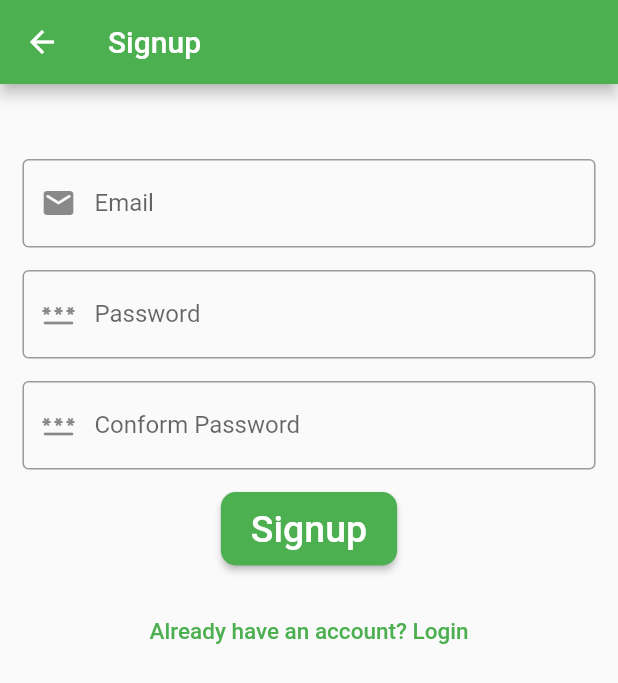
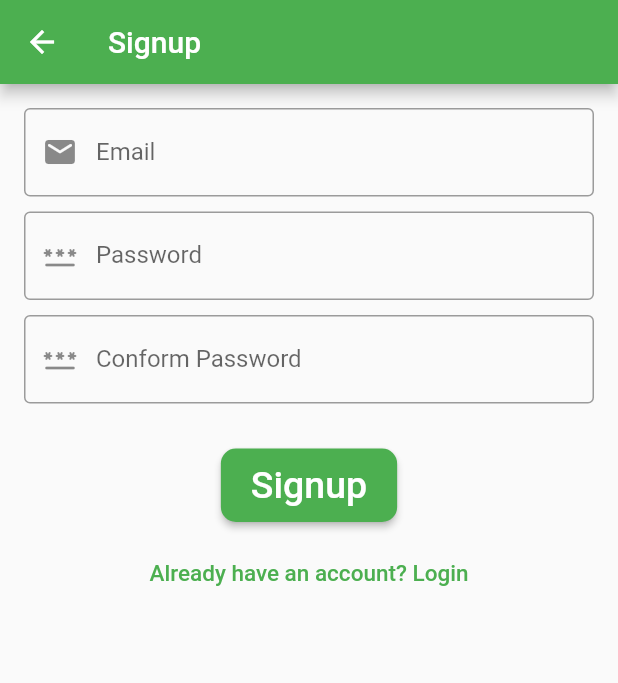
Before and after one commit to rugvedkoshiya/Hackathon-Scanner, a Flutter app: the screen it shows after launch, after a tap on "Login", after a tap on "New User? Create Account", on a phone screen of 412 x 824 dp. Shown: the top 683 px of the screen. Run offline on Flutter 3.47's test engine with Material 2 defaults, Android fonts, the phone set to English and light mode, and no system bars; our stand-ins replace another_flushbar, cloud_firestore, firebase_auth, firebase_core, firebase_storage, fluttertoast and 2 more; missing offline and left inert: barcode_scan2, flutter_vibrate, soundpool; accounts and stored records are empty; project files that could hold a hidden picture were left out.

Commit message:
fixed: code

```diff
--- a/lib/main.dart
+++ b/lib/main.dart
@@ -29,7 +29,7 @@ class App extends StatelessWidget {
     return MaterialApp(
       title: StaticString.appName,
       theme: ThemeData(
-        primarySwatch: Colors.blue,
+        primarySwatch: Colors.green,
       ),
       debugShowCheckedModeBanner: false,
       home: isLogin ? const HomeScreen() : const LoginScreen(),
--- a/lib/screen/login_screen.dart
+++ b/lib/screen/login_screen.dart
@@ -28,13 +28,12 @@ class _LoginScreenState extends State<LoginScreen> {
         title: const Text("QR Scanner Login"),
       ),
       body: SingleChildScrollView(
+        padding: const EdgeInsets.all(16),
         child: Form(
           key: _formkey,
           child: Column(
             children: <Widget>[
-              Padding(
-                padding: const EdgeInsets.only(top: 50, left: 15, right: 15),
-                child: TextFormField(
+              TextFormField(
                 validator: (value) {
                   if (value!.isEmpty) {
                     return "Enter Email";
@@ -61,14 +60,8 @@ class _LoginScreenState extends State<LoginScreen> {
                   });
                 },
               ),
-              ),
-              Padding(
-                padding: const EdgeInsets.only(
-                  left: 15.0,
-                  right: 15.0,
-                  top: 15,
-                ),
-                child: TextFormField(
+              const SizedBox(height: 10),
+              TextFormField(
                 validator: (value) {
                   if (value!.isEmpty) {
                     return "* Required";
@@ -93,7 +86,10 @@ class _LoginScreenState extends State<LoginScreen> {
                   });
                 },
               ),
-              ),
+              const SizedBox(height: 10),
+              Row(
+                mainAxisAlignment: MainAxisAlignment.end,
+                children: [
                   TextButton(
                     onPressed: () {
                       Navigator.push(
@@ -108,6 +104,9 @@ class _LoginScreenState extends State<LoginScreen> {
                       style: TextStyle(color: Colors.green, fontSize: 15),
                     ),
                   ),
+                ],
+              ),
+              const SizedBox(height: 30),
               ElevatedButton(
                 style: ElevatedButton.styleFrom(
                   backgroundColor: Colors.green,
@@ -117,7 +116,33 @@ class _LoginScreenState extends State<LoginScreen> {
                   padding:
                       const EdgeInsets.symmetric(horizontal: 20, vertical: 10),
                 ),
-                onPressed: () async {
+                onPressed: submitFunc,
+                child: const Text(
+                  'Login',
+                  style: TextStyle(color: Colors.white, fontSize: 25),
+                ),
+              ),
+              const SizedBox(height: 10),
+              TextButton(
+                onPressed: () => Navigator.push(
+                  context,
+                  MaterialPageRoute(
+                    builder: (context) => const SignupScreen(),
+                  ),
+                ),
+                child: const Text(
+                  'New User? Create Account',
+                  style: TextStyle(color: Colors.green, fontSize: 15),
+                ),
+              ),
+            ],
+          ),
+        ),
+      ),
+    );
+  }
+
+  Future<void> submitFunc() async {
     if (_formkey.currentState!.validate()) {
       try {
         await firebaseAuth.signInWithEmailAndPassword(
@@ -162,80 +187,42 @@ class _LoginScreenState extends State<LoginScreen> {
           );
         }
       } on FirebaseAuthException catch (e) {
+        const Widget icon = Icon(
+          Icons.error,
+          size: 28.0,
+          color: Colors.red,
+        );
+        const Duration duration = Duration(seconds: 3);
         if (e.code == 'user-not-found') {
           Flushbar(
             title: "User Not Found !",
             message: "Email is not registerd! Signup now",
-                          icon: const Icon(
-                            Icons.error,
-                            size: 28.0,
-                            color: Colors.red,
-                          ),
-                          duration: const Duration(seconds: 3),
+            icon: icon,
+            duration: duration,
           ).show(context);
         } else if (e.code == 'wrong-password') {
           Flushbar(
             title: "Wrong Password !",
             message: "Forgot password for recovery",
-                          icon: const Icon(
-                            Icons.error,
-                            size: 28.0,
-                            color: Colors.red,
-                          ),
-                          duration: const Duration(seconds: 3),
+            icon: icon,
+            duration: duration,
           ).show(context);
         } else if (e.code == 'too-many-requests') {
           Flushbar(
             title: "Too Many Requests !",
             message: "Try after some time",
-                          icon: const Icon(
-                            Icons.error,
-                            size: 28.0,
-                            color: Colors.red,
-                          ),
-                          duration: const Duration(seconds: 3),
+            icon: icon,
+            duration: duration,
           ).show(context);
         } else {
           Flushbar(
             title: "Internal Error !",
             message: "Try after some time",
-                          icon: const Icon(
-                            Icons.error,
-                            size: 28.0,
-                            color: Colors.red,
-                          ),
-                          duration: const Duration(seconds: 3),
+            icon: icon,
+            duration: duration,
           ).show(context);
         }
       }
-                  } else {}
-                },
-                child: const Text(
-                  'Login',
-                  style: TextStyle(color: Colors.white, fontSize: 25),
-                ),
-              ),
-              Padding(
-                padding: const EdgeInsets.only(top: 20.0),
-                child: TextButton(
-                  onPressed: () {
-                    Navigator.push(
-                      context,
-                      MaterialPageRoute(
-                        builder: (context) => const SignupScreen(),
-                      ),
-                    );
-                  },
-                  child: const Text(
-                    'New User? Create Account',
-                    style: TextStyle(color: Colors.green, fontSize: 15),
-                  ),
-                ),
-              ),
-            ],
-          ),
-        ),
-      ),
-    );
     }
   }
+}
--- a/lib/screen/profile_screen.dart
+++ b/lib/screen/profile_screen.dart
@@ -63,7 +63,7 @@ class _ProfileScreenState extends State<ProfileScreen> {
   Widget build(BuildContext context) {
     return Scaffold(
       appBar: AppBar(
-        backgroundColor: Colors.green,
+        backgroundColor:  Theme.of(context).colorScheme.primary,
         title: const Text("Profile"),
       ),
       body: Container(
--- a/lib/screen/signup_screen.dart
+++ b/lib/screen/signup_screen.dart
@@ -26,13 +26,12 @@ class _SignupScreenState extends State<SignupScreen> {
         title: const Text("Signup"),
       ),
       body: SingleChildScrollView(
+        padding: const EdgeInsets.all(16),
         child: Form(
           key: _formkey,
           child: Column(
             children: <Widget>[
-              Padding(
-                padding: const EdgeInsets.only(top: 50, left: 15, right: 15),
-                child: TextFormField(
+              TextFormField(
                 // autovalidate: true,
                 validator: (value) {
                   if (value!.isEmpty) {
@@ -60,14 +59,8 @@ class _SignupScreenState extends State<SignupScreen> {
                   });
                 },
               ),
-              ),
-              Padding(
-                padding: const EdgeInsets.only(
-                  left: 15.0,
-                  right: 15.0,
-                  top: 15,
-                ),
-                child: TextFormField(
+              const SizedBox(height: 10),
+              TextFormField(
                 validator: (value) {
                   if (value!.isEmpty) {
                     return "* Required";
@@ -92,15 +85,8 @@ class _SignupScreenState extends State<SignupScreen> {
                   });
                 },
               ),
-              ),
-              Padding(
-                padding: const EdgeInsets.only(
-                  left: 15.0,
-                  right: 15.0,
-                  top: 15,
-                  bottom: 15,
-                ),
-                child: TextFormField(
+              const SizedBox(height: 10),
+              TextFormField(
                 validator: (value) {
                   if (value != _password) {
                     return "Password does not match";
@@ -115,7 +101,7 @@ class _SignupScreenState extends State<SignupScreen> {
                   hintText: 'Enter password again',
                 ),
               ),
-              ),
+              const SizedBox(height: 30),
               ElevatedButton(
                 style: ElevatedButton.styleFrom(
                   backgroundColor: Colors.green,
@@ -125,7 +111,30 @@ class _SignupScreenState extends State<SignupScreen> {
                   padding:
                       const EdgeInsets.symmetric(horizontal: 20, vertical: 10),
                 ),
-                onPressed: () async {
+                onPressed: submitFunc,
+                child: const Text(
+                  'Signup',
+                  style: TextStyle(color: Colors.white, fontSize: 25),
+                ),
+              ),
+              const SizedBox(height: 10),
+              TextButton(
+                onPressed: () {
+                  Navigator.of(context).pop();
+                },
+                child: const Text(
+                  'Already have an account? Login',
+                  style: TextStyle(color: Colors.green, fontSize: 15),
+                ),
+              ),
+            ],
+          ),
+        ),
+      ),
+    );
+  }
+
+  Future<void> submitFunc() async {
     if (_formkey.currentState!.validate()) {
       try {
         final UserCredential userCredential =
@@ -183,28 +192,5 @@ class _SignupScreenState extends State<SignupScreen> {
         }
       } catch (e) {}
     }
-                },
-                child: const Text(
-                  'Signup',
-                  style: TextStyle(color: Colors.white, fontSize: 25),
-                ),
-              ),
-              Padding(
-                padding: const EdgeInsets.only(top: 20),
-                child: TextButton(
-                  onPressed: () {
-                    Navigator.of(context).pop();
-                  },
-                  child: const Text(
-                    'Already have an account? Login',
-                    style: TextStyle(color: Colors.green, fontSize: 15),
-                  ),
-                ),
-              ),
-            ],
-          ),
-        ),
-      ),
-    );
   }
 }
```
Also changed, not shown: lib/screen/forgot_screen.dart (+41 -38 lines), lib/screen/home_screen.dart (+12 -7 lines). Lines whose indentation alone changed are shown as unchanged.
